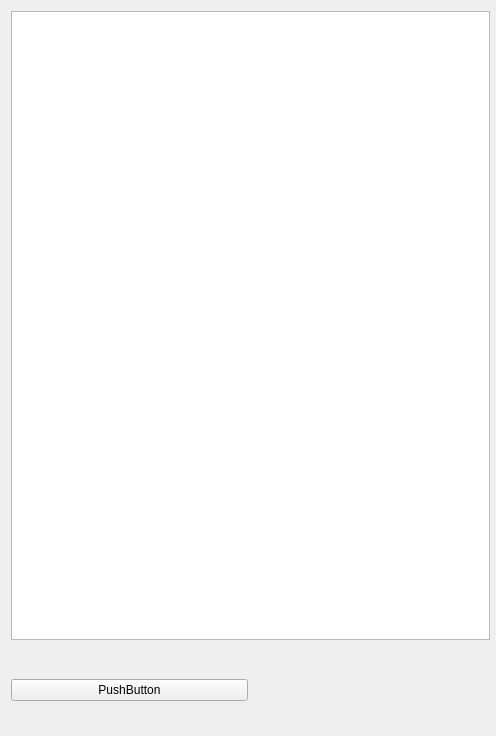
princeofdream/qtimggw, file widget.ui: the form before one commit.
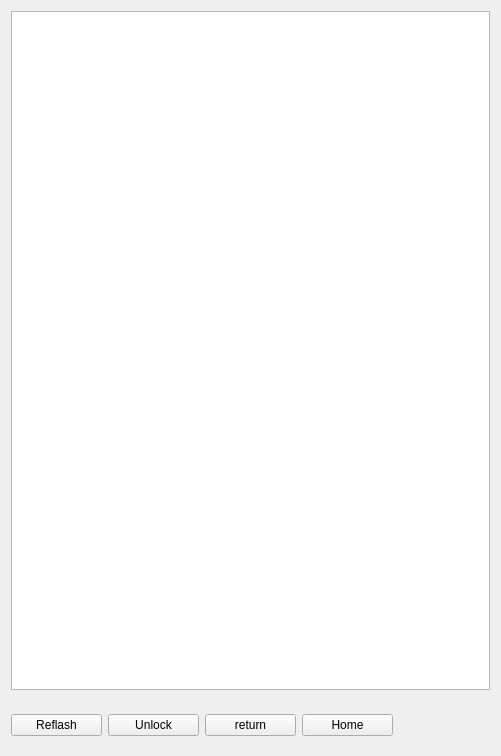
The form after the commit.

Commit message: Add unlock/retuen/home button

The edit to the form file:
```diff
--- a/widget.ui
+++ b/widget.ui
@@ -6,8 +6,8 @@
    <rect>
     <x>0</x>
     <y>0</y>
-    <width>496</width>
-    <height>736</height>
+    <width>501</width>
+    <height>756</height>
    </rect>
   </property>
   <property name="windowTitle">
@@ -19,7 +19,7 @@
      <x>0</x>
      <y>0</y>
      <width>501</width>
-     <height>651</height>
+     <height>701</height>
     </rect>
    </property>
    <layout class="QVBoxLayout" name="verticalLayout">
@@ -45,16 +45,37 @@
    <property name="geometry">
     <rect>
      <x>0</x>
-     <y>650</y>
+     <y>700</y>
      <width>501</width>
-     <height>81</height>
+     <height>51</height>
     </rect>
    </property>
    <layout class="QHBoxLayout" name="horizontalLayout">
     <item>
      <widget class="QPushButton" name="pushButton">
       <property name="text">
-       <string>PushButton</string>
+       <string>Reflash</string>
+      </property>
+     </widget>
+    </item>
+    <item>
+     <widget class="QPushButton" name="pushButton_2">
+      <property name="text">
+       <string>Unlock</string>
+      </property>
+     </widget>
+    </item>
+    <item>
+     <widget class="QPushButton" name="Btn_return">
+      <property name="text">
+       <string>return</string>
+      </property>
+     </widget>
+    </item>
+    <item>
+     <widget class="QPushButton" name="btn_home">
+      <property name="text">
+       <string>Home</string>
       </property>
      </widget>
     </item>
```
The commit also changes 2 other files.
